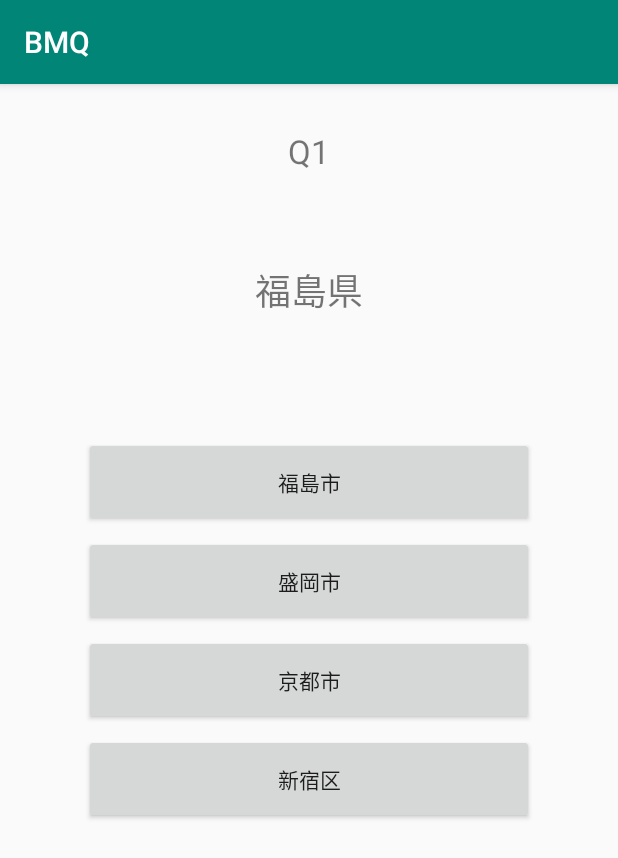
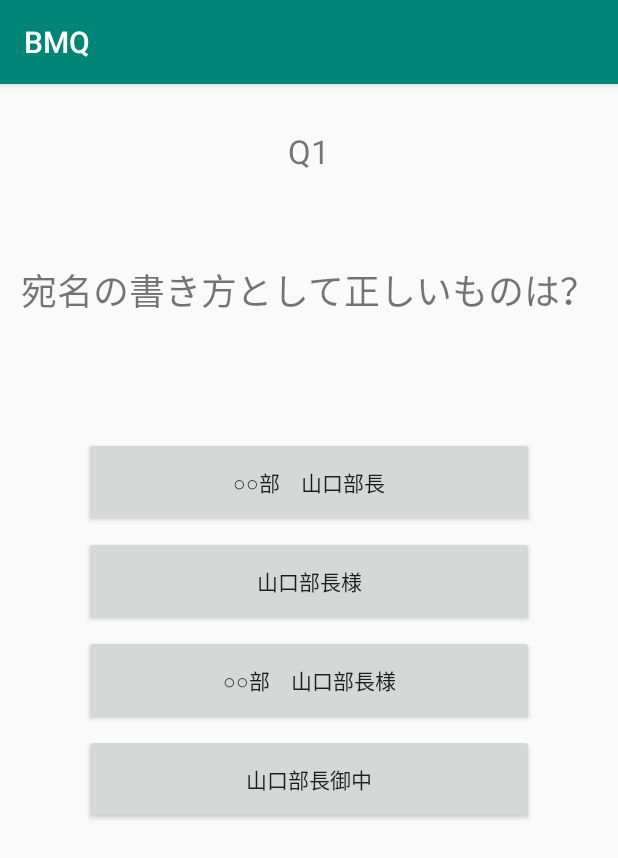
Before and after one commit to Yuk1007/DIE, an Android app: the screen it shows after launch (MainActivity), on a phone screen of 412 x 824 dp. Shown: the top 858 px of the screen. Run offline under Robolectric (Android 15) with nearby library versions, the phone set to English and light mode, and no system bars.

Commit message:
10個クイズの追加をした

```diff
--- a/app/src/main/java/com/example/bmq/MainActivity.java
+++ b/app/src/main/java/com/example/bmq/MainActivity.java
@@ -32,16 +32,20 @@ public class MainActivity extends AppCompatActivity
 
     String quizData[][] = {
             // {"都道府県名", "正解", "選択肢１", "選択肢２", "選択肢３"}
-            {"北海道", "札幌市", "長崎市", "福島市", "前橋市"},
-            {"青森県", "青森市", "広島市", "甲府市", "岡山市"},
-            {"岩手県", "盛岡市", "大分市", "秋田市", "福岡市"},
-            {"宮城県", "仙台市", "水戸市", "岐阜市", "福井市"},
-            {"秋田県", "秋田市", "横浜市", "鳥取市", "仙台市"},
-            {"山形県", "山形市", "青森市", "山口市", "奈良市"},
-            {"福島県", "福島市", "盛岡市", "新宿区", "京都市"},
-            {"茨城県", "水戸市", "金沢市", "名古屋市", "奈良市"},
-            {"栃木県", "宇都宮市", "札幌市", "岡山市", "奈良市"},
-            {"群馬県", "前橋市", "福岡市", "松江市", "福井市"},
+            {"TOの意味として正しいものはどれか？", "メインの宛先", "情報を共有したいかつ、メインの受信者にも知らせたい", "情報を共有したいが、メインの相手には隠したい", "誰にも送らない"},
+            {"CCの意味として正しいものはどれか？", "情報を共有したいかつ、メインの受信者にも知らせたい", "メインの宛先", "情報を共有したいが、メインの相手には隠したい", "誰にも送らない"},
+            {"BCCの意味として正しいものはどれか？", "情報を共有したいが、メインの相手には隠したい", "メインの宛先", "情報を共有したいかつ、メインの受信者にも知らせたい", "誰にも送らない"},
+            {"TOには必ず宛先を入れたほうが良いか？", "必ず入れる", "余裕があれば入れる", "絶対入れない", "余裕があれば入れる"},
+            {"メールの構成として左から順に正しいものはどれか？", "宛名、挨拶、本文、結びの言葉、署名", "宛名、署名、挨拶、本文、結びの言葉", "挨拶、宛名、署名、本文、結びの言葉", "挨拶、署名、宛名、本文、結びの言葉"},
+            {"宛名として左から順に正しい書き方はどれか？", "会社名、部署名、役職名、名前、敬称", "名前、会社名、部署名、役職名、敬称", "会社名、名前、敬称、部署名、役職名", "名前、敬称、部署名、役職名、会社名"},
+            {"宛名の書き方として正しいものは？", "○○部　山口部長", "山口部長様", "山口部長御中", "○○部　山口部長様"},
+            {"団体宛で正しい宛名の書き方は？", "○○株式会社御中〇", "○○株式会社様", "○○株式会社殿", "○○株式会社へ"},
+            {"複数名に送る場合に正しい宛名の書き方は？", "○○株式会社　××部　各位", "○○株式会社　××部　皆様", "○○株式会社　各位", "○○株式会社　皆様"},
+            {"あいさつ文として正しいものはどれ？", "お世話になっております。\n" +
+                    "○○株式会社△△部の○○です。", "例年より寒さが身にこたえております\n" +
+                    "○○株式会社△△部の○○です。", "こんにちは\n" +
+                    "○○株式会社△△部の○○です。", "よっす！\n" +
+                    "○○株式会社△△部の○○だ。"},
     };
 
     @Override
--- a/app/src/main/res/layout/activity_main.xml
+++ b/app/src/main/res/layout/activity_main.xml
@@ -31,7 +31,7 @@
             android:layout_height="60dp"
             android:text="answer1"
             android:layout_marginTop="80dp"
-            android:onClick="checkAnswer" tools:ignore="OnClick"/>
+            android:onClick="checkAnswer" />
 
     <Button
             android:id="@+id/answerBtn2"
@@ -39,7 +39,7 @@
             android:layout_height="60dp"
             android:text="answer2"
             android:layout_marginTop="6dp"
-            android:onClick="checkAnswer" tools:ignore="OnClick"/>
+            android:onClick="checkAnswer" />
 
     <Button
             android:id="@+id/answerBtn3"
@@ -47,7 +47,7 @@
             android:layout_height="60dp"
             android:text="answer3"
             android:layout_marginTop="6dp"
-            android:onClick="checkAnswer" tools:ignore="OnClick"/>
+            android:onClick="checkAnswer" />
 
     <Button
             android:id="@+id/answerBtn4"
@@ -55,6 +55,6 @@
             android:layout_height="60dp"
             android:text="answer4"
             android:layout_marginTop="6dp"
-            android:onClick="checkAnswer" tools:ignore="OnClick"/>
+            android:onClick="checkAnswer" />
 
 </LinearLayout>
```
